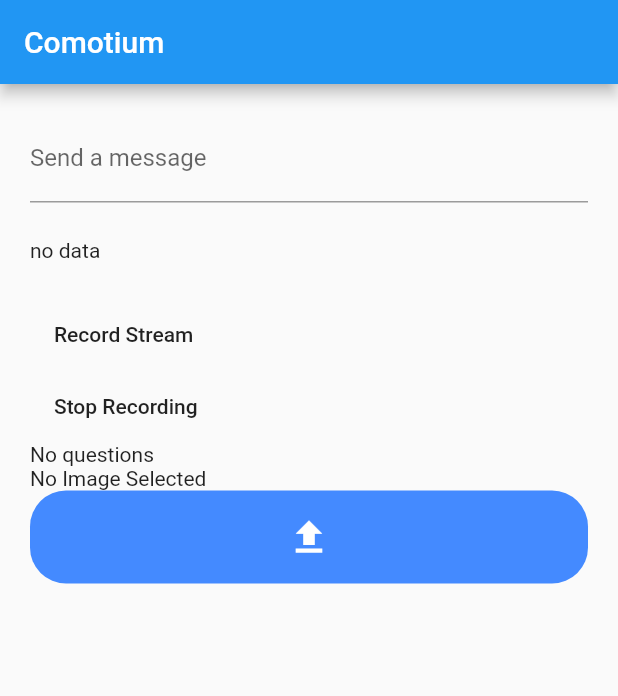
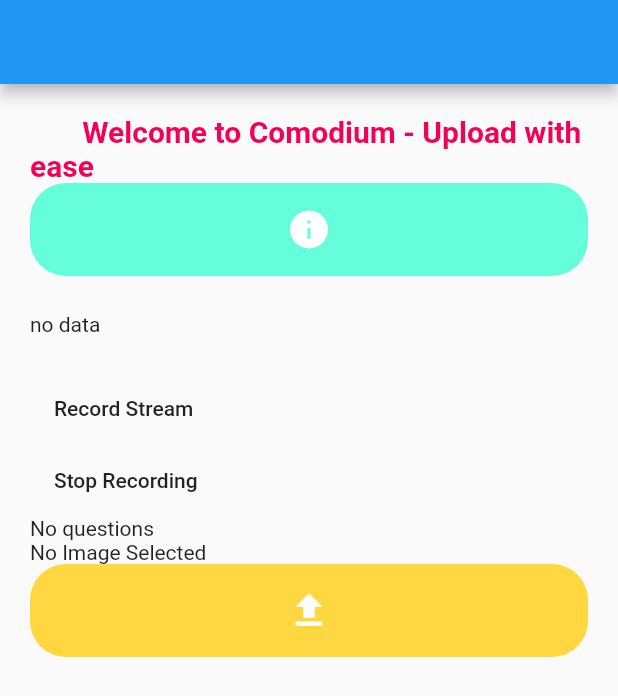
Before and after one commit to comotium/comotium, a Flutter app: the screen it shows after launch, on a phone screen of 412 x 824 dp. Shown: the top 696 px of the screen. Run offline on Flutter 3.47's test engine with Material 2 defaults, Android fonts, the phone set to English and light mode, and no system bars; our stand-ins replace image_picker; missing offline and left inert: audioplayer, mic_stream, text_to_speech_api; network calls fail.

Commit message:
change colors

```diff
--- a/frontend/comotium/lib/main.dart
+++ b/frontend/comotium/lib/main.dart
@@ -29,7 +29,7 @@
       DeviceOrientation.portraitUp,
       DeviceOrientation.portraitDown,
     ]);
-    final title = 'Comotium';
+    final title = '';
     return MaterialApp(
       title: title,
       home: MyHomePage(
@@ -204,17 +204,77 @@
 
         title: Text(widget.title),
       ),
-        body: Padding(
+        body:
+//      Padding(
+//      padding: const EdgeInsets.all(20.0),
+//      child: Row(
+//      mainAxisAlignment: MainAxisAlignment.center,
+//      crossAxisAlignment: CrossAxisAlignment.center,
+//      children: <Widget>[
+//      Column(
+//      mainAxisAlignment: MainAxisAlignment.center,
+//      crossAxisAlignment: CrossAxisAlignment.center,
+//      children: <Widget>[
+//      Text('Upload with ease - Click below',
+//          style: TextStyle(
+//          color: Colors.blueAccent,
+//          fontWeight: FontWeight.w700,
+//          fontSize: 28.0))
+//      ],
+//      ),
+
+      Padding(
           padding: const EdgeInsets.all(20.0),
+
+//    child: Row(
+//      mainAxisAlignment: MainAxisAlignment.center,
+//      crossAxisAlignment: CrossAxisAlignment.center,
+//      children: <Widget>[
+//      Column(
+//      mainAxisAlignment: MainAxisAlignment.center,
+//      crossAxisAlignment: CrossAxisAlignment.center,
+//      children: <Widget>[
+//      Text('Upload with ease - Click below',
+//          style: TextStyle(
+//          color: Colors.blueAccent,
+//          fontWeight: FontWeight.w700,
+//          fontSize: 28.0))
+//      ],
+//      ),
           child: Column(
               crossAxisAlignment: CrossAxisAlignment.start,
               children: <Widget>[
-                Form(
-                  child: TextFormField(
-                    controller: _controller,
-                    decoration: InputDecoration(labelText: 'Send a message'),
-                  ),
+                Column(
+                  mainAxisAlignment: MainAxisAlignment.center,
+                  crossAxisAlignment: CrossAxisAlignment.center,
+                  children: <Widget>[
+                    Text("       Welcome to Comodium - Upload with ease",
+                        style: TextStyle(
+                            color: Colors.pinkAccent[400],
+                            fontWeight: FontWeight.w700,
+                            fontSize: 20.0,
+                        ),
+                    ),
+                  ],
                 ),
+                new Material(
+                  color: Colors.tealAccent,
+                  borderRadius: BorderRadius.circular(24.0),
+              child: new FlatButton(
+                onPressed: () async {
+                  await _play('Co-medium is the latin word for with ease');
+                  await _play('click the yellow button to upload your file');
+                },
+                child: Center(
+                    child: Padding(
+                    padding: EdgeInsets.all(16.0),
+                        child: Icon(
+                        Icons.info, color: Colors.white,
+                        size: 30.0),
+                    )
+                )
+              )
+          ),
                 StreamBuilder(
                   stream: widget.channel.stream, builder: (context, snapshot) {
                   if (snapshot.data != null &&
@@ -247,7 +307,7 @@
                 imageBytes == null ? Text('No Image Selected') : Image.memory(
                     imageBytes),
                 new Material(
-                    color: Colors.blueAccent,
+                    color: Colors.amberAccent,
                     borderRadius: BorderRadius.circular(24.0),
                     child: new FlatButton(
                         onPressed: _choose,
@@ -264,6 +324,8 @@
               ]
           ),
         ),
+
+
     );
 
   }
```
Also changed, not shown: 1 other file.
